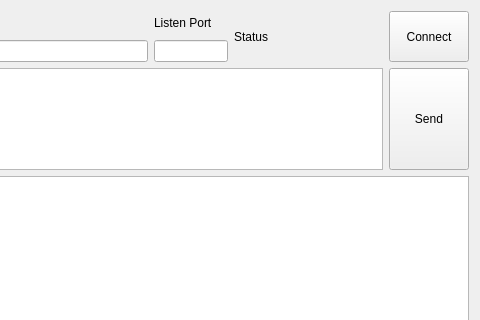
First picture: the form in OneBox/TCPClient/TcpClientWidget.ui, repository caijun2020/OneBox, before the edit; both pictures show x 160 to 640 and y 0 to 320 of the 640 by 480 pixel window.
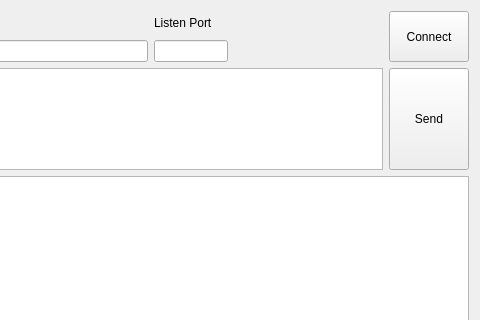
Second picture: the form after the edit.

Diff of the .ui file:
```diff
--- a/OneBox/TCPClient/TcpClientWidget.ui
+++ b/OneBox/TCPClient/TcpClientWidget.ui
@@ -67,7 +67,7 @@
      <item>
       <widget class="QLabel" name="label_status">
        <property name="text">
-        <string>Status</string>
+        <string/>
        </property>
       </widget>
      </item>
```
Left out of the diff: 4 changed lines with no effect on the pictures.
